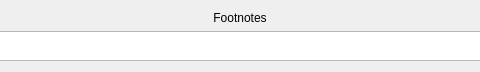
tomahawk-player/tomahawk, file src/libtomahawk/context/ContextWidget.ui: the form before one commit; both pictures show x 147 to 627 and y 0 to 72 of the 774 by 72 pixel window.
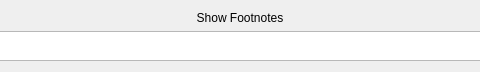
The form after the commit. Custom widgets are drawn as their Qt base class.

Commit message: use Show/Hide Footnotes instead of just Footnotes. No other way to distinguish this is actually a button, and be consistent with Show/Hide Queue

Diff of the .ui file:
```diff
--- a/src/libtomahawk/context/ContextWidget.ui
+++ b/src/libtomahawk/context/ContextWidget.ui
@@ -35,7 +35,7 @@
       </sizepolicy>
      </property>
      <property name="text">
-      <string>Footnotes</string>
+      <string>Show Footnotes</string>
      </property>
      <property name="alignment">
       <set>Qt::AlignCenter</set>
```
The commit also changes 1 other file.
